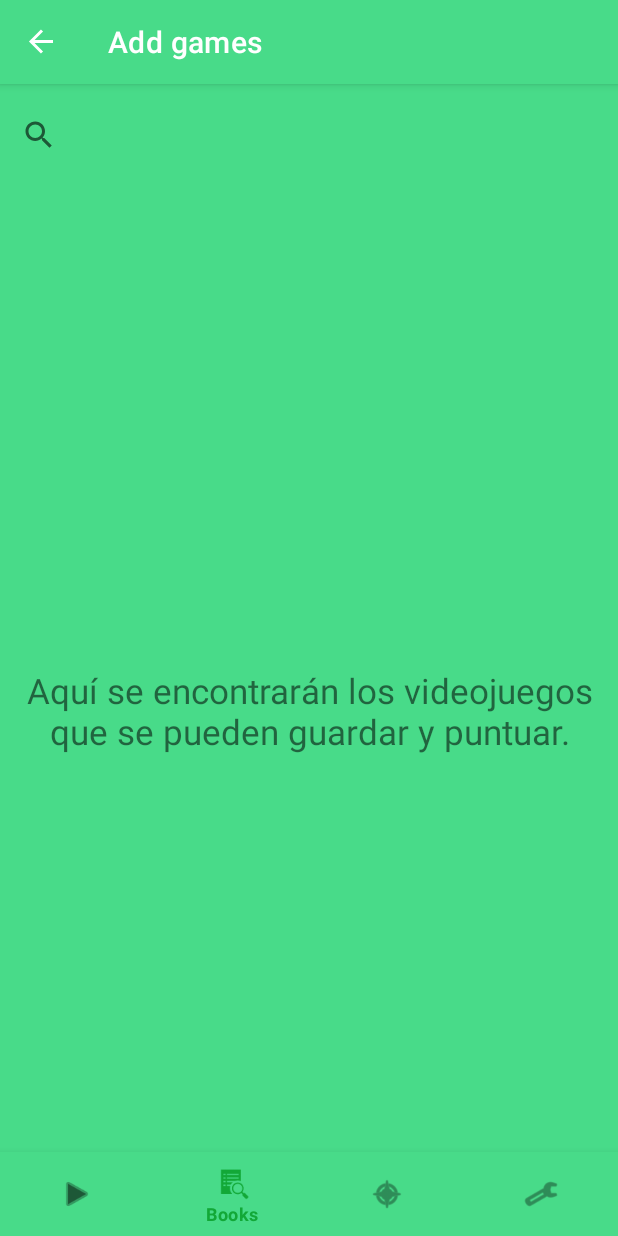
After one commit to ceruz99/PathSeen, an Android app: the AddGamesFragment screen opened through its navigation route, on a phone screen of 412 x 824 dp. The commit adds this screen. Run offline under Robolectric (Android 15) with nearby library versions, the phone set to English and light mode, and no system bars; our stand-ins replace navigation-ui.

Commit message:
Se finalizan todas las vistas de la app.

```diff
--- /dev/null
+++ b/app/src/main/java/com/example/pathseen/ui/AddBooks/AddBooksViewModel.kt
@@ -0,0 +1,6 @@
+package com.example.pathseen.ui.AddBooks
+
+import androidx.lifecycle.ViewModel
+
+class AddBooksViewModel: ViewModel() {
+}
--- /dev/null
+++ b/app/src/main/java/com/example/pathseen/ui/AddGames/AddGamesFragment.kt
@@ -0,0 +1,60 @@
+package com.example.pathseen.ui.AddGames
+
+import android.os.Bundle
+import androidx.fragment.app.Fragment
+import android.view.LayoutInflater
+import android.view.View
+import android.view.ViewGroup
+import com.example.pathseen.R
+
+// TODO: Rename parameter arguments, choose names that match
+// the fragment initialization parameters, e.g. ARG_ITEM_NUMBER
+private const val ARG_PARAM1 = "param1"
+private const val ARG_PARAM2 = "param2"
+
+/**
+ * A simple [Fragment] subclass.
+ * Use the [AddGamesFragment.newInstance] factory method to
+ * create an instance of this fragment.
+ */
+class AddGamesFragment : Fragment() {
+    // TODO: Rename and change types of parameters
+    private var param1: String? = null
+    private var param2: String? = null
+
+    override fun onCreate(savedInstanceState: Bundle?) {
+        super.onCreate(savedInstanceState)
+        arguments?.let {
+            param1 = it.getString(ARG_PARAM1)
+            param2 = it.getString(ARG_PARAM2)
+        }
+    }
+
+    override fun onCreateView(
+        inflater: LayoutInflater, container: ViewGroup?,
+        savedInstanceState: Bundle?
+    ): View? {
+        // Inflate the layout for this fragment
+        return inflater.inflate(R.layout.fragment_add_games, container, false)
+    }
+
+    companion object {
+        /**
+         * Use this factory method to create a new instance of
+         * this fragment using the provided parameters.
+         *
+         * @param param1 Parameter 1.
+         * @param param2 Parameter 2.
+         * @return A new instance of fragment AddGamesFragment.
+         */
+        // TODO: Rename and change types and number of parameters
+        @JvmStatic
+        fun newInstance(param1: String, param2: String) =
+            AddGamesFragment().apply {
+                arguments = Bundle().apply {
+                    putString(ARG_PARAM1, param1)
+                    putString(ARG_PARAM2, param2)
+                }
+            }
+    }
+}
--- /dev/null
+++ b/app/src/main/java/com/example/pathseen/ui/AddGames/AddGamesViewModel.kt
@@ -0,0 +1,4 @@
+package com.example.pathseen.ui.AddGames
+
+class AddGamesViewModel {
+}
--- /dev/null
+++ b/app/src/main/java/com/example/pathseen/ui/AddMovies/AddMoviesViewModel.kt
@@ -0,0 +1,4 @@
+package com.example.pathseen.ui.AddMovies
+
+class AddMoviesViewModel {
+}
--- a/app/src/main/java/com/example/pathseen/ui/Books/BooksFragment.kt
+++ b/app/src/main/java/com/example/pathseen/ui/Books/BooksFragment.kt
@@ -7,6 +7,8 @@ import android.view.ViewGroup
 import android.widget.TextView
 import androidx.fragment.app.Fragment
 import androidx.lifecycle.ViewModelProvider
+import androidx.navigation.fragment.findNavController
+import com.example.pathseen.R
 import com.example.pathseen.databinding.FragmentBooksBinding
 
 
@@ -32,6 +34,11 @@ private var _binding: FragmentBooksBinding? = null
     booksViewModel.text.observe(viewLifecycleOwner) {
       textView.text = it
     }
+
+      binding.addBooksButton.setOnClickListener{
+          findNavController().navigate(R.id.action_navigation_books_to_addBooksFragment)
+      }
+
     return root
   }
 
--- a/app/src/main/java/com/example/pathseen/ui/Games/GamesFragment.kt
+++ b/app/src/main/java/com/example/pathseen/ui/Games/GamesFragment.kt
@@ -7,6 +7,8 @@ import android.view.ViewGroup
 import android.widget.TextView
 import androidx.fragment.app.Fragment
 import androidx.lifecycle.ViewModelProvider
+import androidx.navigation.fragment.findNavController
+import com.example.pathseen.R
 import com.example.pathseen.databinding.FragmentGamesBinding
 
 class GamesFragment : Fragment() {
@@ -31,6 +33,10 @@ private var _binding: FragmentGamesBinding? = null
     gamesViewModel.text.observe(viewLifecycleOwner) {
       textView.text = it
     }
+
+      binding.addGamesButton.setOnClickListener{
+          findNavController().navigate(R.id.action_navigation_games_to_addGamesFragment)
+      }
     return root
   }
 
--- /dev/null
+++ b/app/src/main/res/layout/fragment_add_games.xml
@@ -0,0 +1,29 @@
+<?xml version="1.0" encoding="utf-8"?>
+<androidx.constraintlayout.widget.ConstraintLayout xmlns:android="http://schemas.android.com/apk/res/android"
+    xmlns:tools="http://schemas.android.com/tools"
+    android:layout_width="match_parent"
+    android:layout_height="match_parent"
+    xmlns:app="http://schemas.android.com/apk/res-auto"
+    tools:context=".ui.AddGames.AddGamesFragment">
+
+    <TextView
+        android:id="@+id/games_text"
+        android:layout_width="wrap_content"
+        android:layout_height="wrap_content"
+        android:text="@string/info_addgames"
+        android:textAlignment="center"
+        android:textSize="23sp"
+        app:layout_constraintBottom_toBottomOf="parent"
+        app:layout_constraintEnd_toEndOf="parent"
+        app:layout_constraintStart_toStartOf="parent"
+        app:layout_constraintTop_toBottomOf="@+id/searchView" />
+
+    <SearchView
+        android:id="@+id/searchView"
+        android:layout_width="408dp"
+        android:layout_height="67dp"
+        app:layout_constraintEnd_toEndOf="parent"
+        app:layout_constraintStart_toStartOf="parent"
+        app:layout_constraintTop_toTopOf="parent" />
+
+</androidx.constraintlayout.widget.ConstraintLayout>
--- a/app/src/main/res/layout/fragment_books.xml
+++ b/app/src/main/res/layout/fragment_books.xml
@@ -22,7 +22,7 @@
         app:layout_constraintBottom_toBottomOf="parent" />
 
     <com.google.android.material.floatingactionbutton.FloatingActionButton
-        android:id="@+id/floatingActionButton3"
+        android:id="@+id/addBooksButton"
         android:layout_width="wrap_content"
         android:layout_height="wrap_content"
         android:layout_marginEnd="20dp"
--- a/app/src/main/res/layout/fragment_games.xml
+++ b/app/src/main/res/layout/fragment_games.xml
@@ -22,7 +22,7 @@
         app:layout_constraintBottom_toBottomOf="parent" />
 
     <com.google.android.material.floatingactionbutton.FloatingActionButton
-        android:id="@+id/floatingActionButton3"
+        android:id="@+id/addGamesButton"
         android:layout_width="wrap_content"
         android:layout_height="wrap_content"
         android:layout_marginEnd="20dp"
--- a/app/src/main/res/layout/fragment_movies.xml
+++ b/app/src/main/res/layout/fragment_movies.xml
@@ -22,7 +22,7 @@
         app:layout_constraintBottom_toBottomOf="parent" />
 
     <com.google.android.material.floatingactionbutton.FloatingActionButton
-        android:id="@+id/floatingActionButton3"
+        android:id="@+id/addMoviesButton"
         android:layout_width="wrap_content"
         android:layout_height="wrap_content"
         android:layout_marginEnd="20dp"
--- a/app/src/main/res/navigation/mobile_navigation.xml
+++ b/app/src/main/res/navigation/mobile_navigation.xml
@@ -9,13 +9,21 @@
         android:id="@+id/navigation_books"
         android:name="com.example.pathseen.ui.Books.BooksFragment"
         android:label="@string/title_books"
-        tools:layout="@layout/fragment_books" />
+        tools:layout="@layout/fragment_books" >
+        <action
+            android:id="@+id/action_navigation_books_to_addBooksFragment"
+            app:destination="@id/addBooksFragment" />
+    </fragment>
 
     <fragment
         android:id="@+id/navigation_games"
         android:name="com.example.pathseen.ui.Games.GamesFragment"
         android:label="@string/tittle_games"
-        tools:layout="@layout/fragment_games" />
+        tools:layout="@layout/fragment_games" >
+        <action
+            android:id="@+id/action_navigation_games_to_addGamesFragment"
+            app:destination="@id/addGamesFragment" />
+    </fragment>
 
     <fragment
         android:id="@+id/navigation_options"
@@ -26,5 +34,36 @@
         android:id="@+id/navigation_movies"
         android:name="com.example.pathseen.ui.Movies.MoviesFragment"
         android:label="@string/tittle_movies"
-        tools:layout="@layout/fragment_movies"/>
+        tools:layout="@layout/fragment_movies">
+        <action
+            android:id="@+id/action_navigation_movies_to_addMoviesFragment"
+            app:destination="@id/addMoviesFragment" />
+    </fragment>
+    <fragment
+        android:id="@+id/addBooksFragment"
+        android:name="com.example.pathseen.ui.AddBooks.AddBooksFragment"
+        android:label="@string/title_addbooks"
+        tools:layout="@layout/fragment_add_books" >
+        <action
+            android:id="@+id/action_addBooksFragment_to_navigation_books"
+            app:destination="@id/navigation_books" />
+    </fragment>
+    <fragment
+        android:id="@+id/addGamesFragment"
+        android:name="com.example.pathseen.ui.AddGames.AddGamesFragment"
+        android:label="@string/title_addgames"
+        tools:layout="@layout/fragment_add_games" >
+        <action
+            android:id="@+id/action_addGamesFragment_to_navigation_games"
+            app:destination="@id/navigation_games" />
+    </fragment>
+    <fragment
+        android:id="@+id/addMoviesFragment"
+        android:name="com.example.pathseen.ui.AddMovies.AddMoviesFragment"
+        android:label="@string/title_addmovies"
+        tools:layout="@layout/fragment_add_movies" >
+        <action
+            android:id="@+id/action_addMoviesFragment_to_navigation_movies"
+            app:destination="@id/navigation_movies" />
+    </fragment>
 </navigation>
--- a/app/src/main/res/values/strings.xml
+++ b/app/src/main/res/values/strings.xml
@@ -25,4 +25,10 @@
     <!-- TODO: Remove or change this placeholder text -->
     <string name="hello_blank_fragment">Hello blank fragment</string>
     <string name="signOut">Sign Out</string>
+    <string name="title_addmovies">Add movies</string>
+    <string name="title_addgames">Add games</string>
+    <string name="title_addbooks">Add books</string>
+    <string name="info_addmovies">Aquí aparecerán las películas que se pueden guardar.</string>
+    <string name="info_addgames">Aquí se encontrarán los videojuegos que se pueden guardar y puntuar.</string>
+    <string name="info_addbooks">Aquí se encontrarán los libros que se desean guardar y puntuar.</string>
 </resources>
```
Also changed, not shown: app/src/main/java/com/example/pathseen/ui/AddBooks/AddBooksFragment.kt (added, +60 -0 lines), app/src/main/java/com/example/pathseen/ui/AddMovies/AddMoviesFragment.kt (added, +28 -0 lines), app/src/main/java/com/example/pathseen/ui/Movies/MoviesFragment.kt (+9 -0 lines), app/src/main/res/layout/fragment_add_books.xml (added, +29 -0 lines), app/src/main/res/layout/fragment_add_movies.xml (added, +28 -0 lines).
